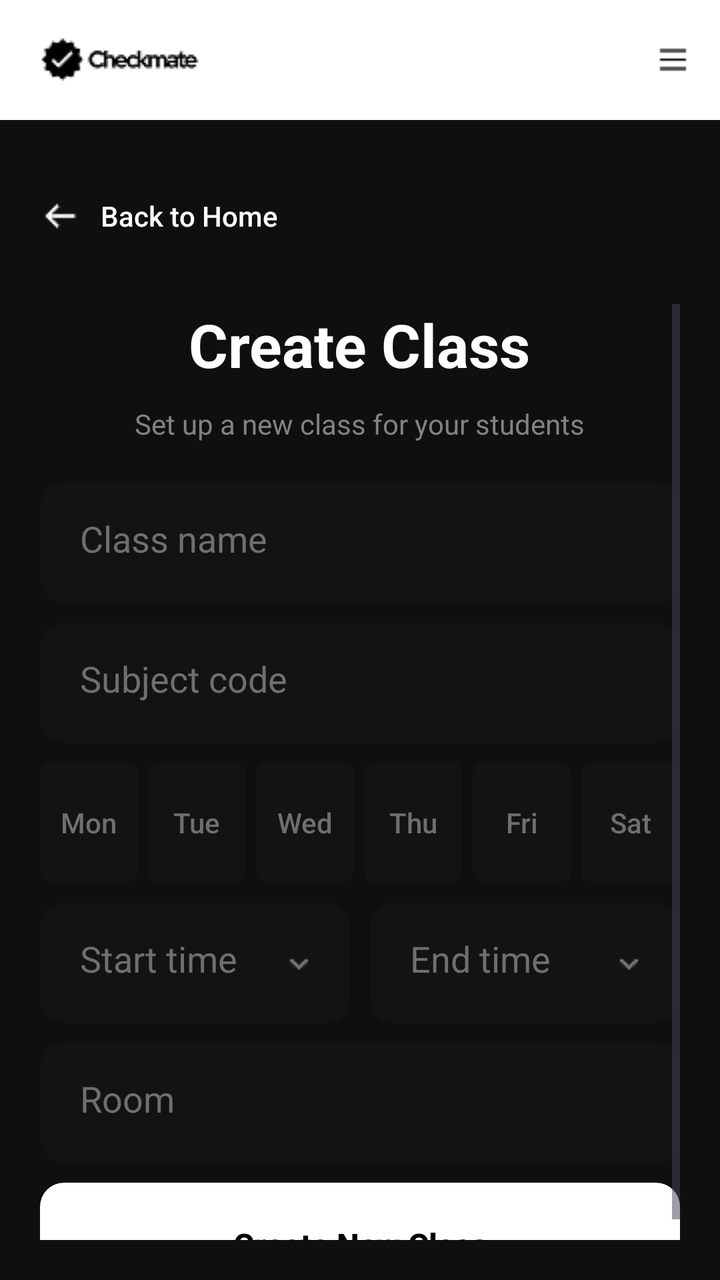
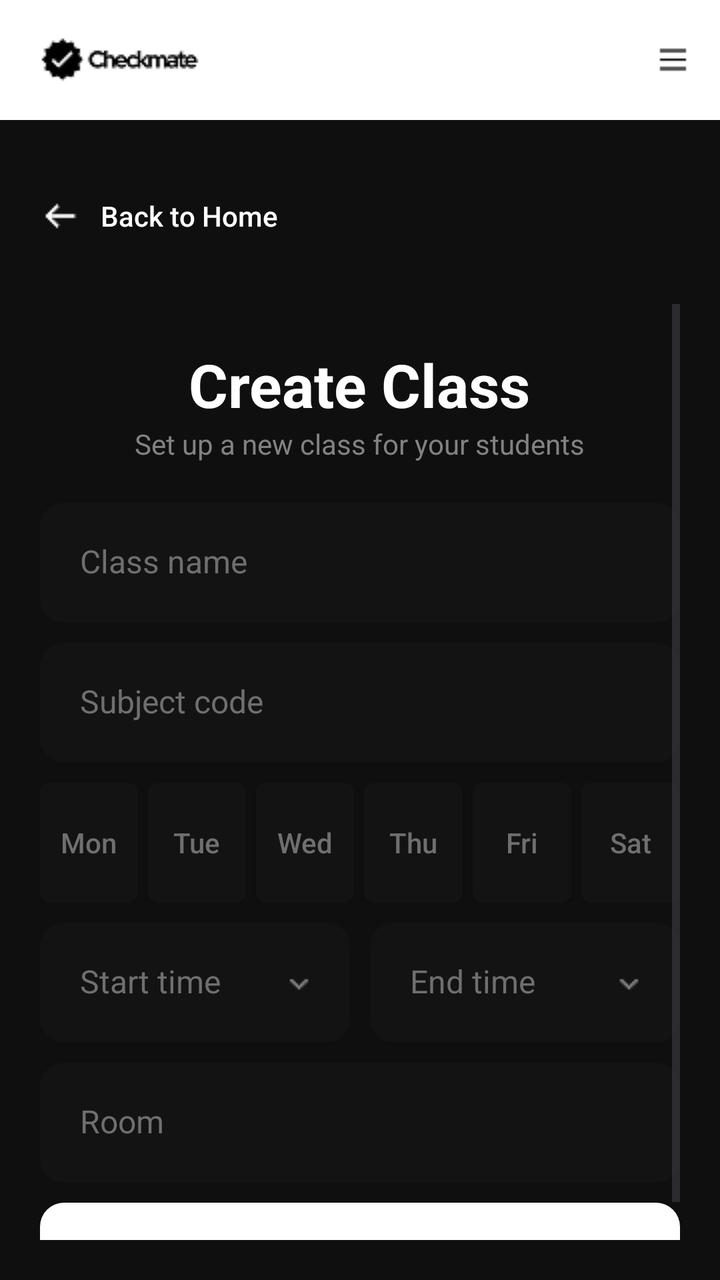

Before-and-after screenshots of an Android layout around one commit, followed by the original layout XML and the change that was made.
<!-- AndroidManifest.xml: application theme Theme.AuthTest -->
<!-- res/layout/activity_create_class.xml -->
<?xml version="1.0" encoding="utf-8"?>
<androidx.drawerlayout.widget.DrawerLayout
    xmlns:android="http://schemas.android.com/apk/res/android"
    xmlns:app="http://schemas.android.com/apk/res-auto"
    android:id="@+id/main"
    android:layout_width="match_parent"
    android:layout_height="match_parent"
    android:background="#0F0F0F"
    android:fitsSystemWindows="true">

    
    <LinearLayout
        android:layout_width="match_parent"
        android:layout_height="match_parent"
        android:orientation="vertical">

        
        <RelativeLayout
            android:layout_width="match_parent"
            android:layout_height="60dp"
            android:background="#FFFFFF">

            <ImageView
                android:id="@+id/header_logo"
                android:layout_width="wrap_content"
                android:layout_height="wrap_content"
                android:layout_alignParentStart="true"
                android:layout_centerVertical="true"
                android:layout_marginStart="16dp"
                android:src="@drawable/header_logo"
                android:contentDescription="Logo" />

            <ImageView
                android:id="@+id/hamburger_icon"
                android:layout_width="wrap_content"
                android:layout_height="wrap_content"
                android:layout_alignParentEnd="true"
                android:layout_centerVertical="true"
                android:layout_marginEnd="16dp"
                android:src="@drawable/hamburger_icon"
                android:contentDescription="Menu" />

        </RelativeLayout>

        
        <LinearLayout
            android:paddingStart="20dp"
            android:paddingTop="24dp"
            android:layout_width="match_parent"
            android:layout_height="wrap_content">

            <androidx.appcompat.widget.AppCompatButton
                android:id="@+id/backButton"
                android:text="Back to Home"
                android:textAllCaps="false"
                android:textColor="#FFFFFF"
                android:background="@android:color/transparent"
                android:drawableStart="@drawable/left_arrow"
                android:drawablePadding="10dp"
                android:layout_width="wrap_content"
                android:layout_height="wrap_content" />
        </LinearLayout>

        
        <ScrollView
            android:layout_width="match_parent"
            android:layout_height="0dp"
            android:layout_weight="1"
            android:padding="20dp">

            <LinearLayout
                android:orientation="vertical"
                android:layout_width="match_parent"
                android:layout_height="wrap_content"
                android:gravity="center_horizontal">

                
                <TextView
                    android:id="@+id/createClassHeader"
                    android:text="Create Class"
                    android:textColor="#FFFFFF"
                    android:textStyle="bold"
                    android:textSize="30sp"
                    android:layout_width="wrap_content"
                    android:layout_height="wrap_content"
                    android:layout_marginBottom="10dp" />

                
                <TextView
                    android:id="@+id/createClassDescription"
                    android:text="Set up a new class for your students"
                    android:textColor="#828282"
                    android:textAlignment="center"
                    android:layout_width="wrap_content"
                    android:layout_height="wrap_content"
                    android:layout_marginBottom="20dp" />

                
                <EditText
                    android:id="@+id/classNameInput"
                    android:hint="Class name"
                    android:textColor="#FFFFFF"
                    android:textColorHint="#6F6F6F"
                    android:background="@drawable/form_border"
                    android:padding="20dp"
                    android:singleLine="true"
                    android:layout_width="match_parent"
                    android:layout_height="60dp"
                    android:layout_marginBottom="10dp"/>

                
                <EditText
                    android:id="@+id/subjectCodeInput"
                    android:hint="Subject code"
                    android:textColor="#FFFFFF"
                    android:textColorHint="#6F6F6F"
                    android:background="@drawable/form_border"
                    android:padding="20dp"
                    android:singleLine="true"
                    android:layout_width="match_parent"
                    android:layout_height="60dp"
                    android:layout_marginBottom="10dp"/>

                
                <LinearLayout
                    android:orientation="horizontal"
                    android:gravity="center"
                    android:layout_width="match_parent"
                    android:layout_height="wrap_content"
                    android:layout_marginBottom="10dp">

                    <ToggleButton
                        android:id="@+id/monToggle"
                        android:textOn="Mon"
                        android:textOff="Mon"
                        android:background="@drawable/toggle_buttons"
                        android:textColor="#6F6F6F"
                        android:layout_weight="1"
                        android:layout_width="0dp"
                        android:layout_height="60dp"
                        android:textAllCaps="false"
                        android:layout_marginEnd="5dp"/>

                    <ToggleButton
                        android:id="@+id/tueToggle"
                        android:textOn="Tue"
                        android:textOff="Tue"
                        android:background="@drawable/toggle_buttons"
                        android:textColor="#6F6F6F"
                        android:layout_weight="1"
                        android:layout_width="0dp"
                        android:layout_height="60dp"
                        android:textAllCaps="false"
                        android:layout_marginEnd="5dp"/>

                    <ToggleButton
                        android:id="@+id/wedToggle"
                        android:textOn="Wed"
                        android:textOff="Wed"
                        android:background="@drawable/toggle_buttons"
                        android:textColor="#6F6F6F"
                        android:layout_weight="1"
                        android:layout_width="0dp"
                        android:layout_height="60dp"
                        android:textAllCaps="false"
                        android:layout_marginEnd="5dp"/>

                    <ToggleButton
                        android:id="@+id/thuToggle"
                        android:textOn="Thu"
                        android:textOff="Thu"
                        android:background="@drawable/toggle_buttons"
                        android:textColor="#6F6F6F"
                        android:layout_weight="1"
                        android:layout_width="0dp"
                        android:layout_height="60dp"
                        android:textAllCaps="false"
                        android:layout_marginEnd="5dp"/>

                    <ToggleButton
                        android:id="@+id/friToggle"
                        android:textOn="Fri"
                        android:textOff="Fri"
                        android:background="@drawable/toggle_buttons"
                        android:textColor="#6F6F6F"
                        android:layout_weight="1"
                        android:layout_width="0dp"
                        android:layout_height="60dp"
                        android:textAllCaps="false"
                        android:layout_marginEnd="5dp"/>

                    <ToggleButton
                        android:id="@+id/satToggle"
                        android:textOn="Sat"
                        android:textOff="Sat"
                        android:background="@drawable/toggle_buttons"
                        android:textColor="#6F6F6F"
                        android:layout_weight="1"
                        android:layout_width="0dp"
                        android:layout_height="60dp"
                        android:textAllCaps="false"/>
                </LinearLayout>

                
                <LinearLayout
                    android:orientation="horizontal"
                    android:layout_width="match_parent"
                    android:layout_height="wrap_content"
                    android:layout_marginBottom="10dp"
                    android:gravity="center">

                    <AutoCompleteTextView
                        android:id="@+id/startTimeInput"
                        android:hint="Start time"
                        android:textColor="#FFFFFF"
                        android:textColorHint="#6F6F6F"
                        android:background="@drawable/form_border"
                        android:padding="20dp"
                        android:layout_width="0dp"
                        android:layout_weight="1"
                        android:layout_height="60dp"
                        android:drawableEnd="@drawable/dropdown_icon"/>

                    <AutoCompleteTextView
                        android:id="@+id/endTimeInput"
                        android:hint="End time"
                        android:textColor="#FFFFFF"
                        android:textColorHint="#6F6F6F"
                        android:background="@drawable/form_border"
                        android:padding="20dp"
                        android:layout_width="0dp"
                        android:layout_weight="1"
                        android:layout_height="60dp"
                        android:layout_marginStart="10dp"
                        android:drawableEnd="@drawable/dropdown_icon"/>
                </LinearLayout>

                
                <EditText
                    android:id="@+id/roomInput"
                    android:hint="Room"
                    android:textColor="#FFFFFF"
                    android:textColorHint="#6F6F6F"
                    android:background="@drawable/form_border"
                    android:padding="20dp"
                    android:singleLine="true"
                    android:layout_width="match_parent"
                    android:layout_height="60dp"
                    android:layout_marginBottom="10dp"/>

                
                <androidx.appcompat.widget.AppCompatButton
                    android:id="@+id/createClassButton"
                    android:text="Create New Class"
                    android:textAllCaps="false"
                    android:textSize="16sp"
                    android:textStyle="bold"
                    android:textColor="#000000"
                    android:background="@drawable/create_account_button"
                    android:layout_width="match_parent"
                    android:layout_height="60dp"
                    android:padding="20dp"/>
            </LinearLayout>

        </ScrollView>

    </LinearLayout>

    <com.google.android.material.navigation.NavigationView
        android:id="@+id/navigation_view"
        android:layout_width="280dp"
        android:layout_height="match_parent"
        android:layout_gravity="start"
        android:fitsSystemWindows="true"
        android:background="#1A1A1A"
        app:menu="@menu/menu_drawer"
        app:headerLayout="@layout/drawer_header"
        app:itemTextColor="@color/menu_item_color"
        app:itemIconTint="@color/menu_item_color" />

</androidx.drawerlayout.widget.DrawerLayout>
<!-- res/layout/drawer_header.xml (included above) -->
<?xml version="1.0" encoding="utf-8"?>
<LinearLayout xmlns:android="http://schemas.android.com/apk/res/android"
    android:layout_width="match_parent"
    android:layout_height="200dp"
    android:orientation="vertical"
    android:gravity="bottom"
    android:padding="20dp"
    android:background="#0F0F0F">

    <ImageView
        android:id="@+id/drawer_user_avatar"
        android:layout_width="60dp"
        android:layout_height="60dp"
        android:src="@drawable/default_avatar"
        android:contentDescription="user_avatar"
        android:layout_marginBottom="15dp" />

    <TextView
        android:id="@+id/drawer_user_name"
        android:layout_width="wrap_content"
        android:layout_height="wrap_content"
        android:text="User Name"
        android:textColor="#FFFFFF"
        android:textSize="18sp"
        android:textStyle="bold"
        android:layout_marginBottom="5dp" />

    <TextView
        android:id="@+id/drawer_user_email"
        android:layout_width="wrap_content"
        android:layout_height="wrap_content"
        android:text="user@example.com"
        android:textColor="#828282"
        android:textSize="12sp" />

</LinearLayout>
<!-- resources referenced by this layout -->
<resources>
  <!-- drawable create_account_button (drawable) -->
  <?xml version="1.0" encoding="utf-8"?>
  <shape xmlns:android="http://schemas.android.com/apk/res/android"
      android:shape="rectangle">
      <solid android:color="#FFFFFF" />
      <corners android:radius="12dp" />
  </shape>
  <!-- drawable default_avatar (drawable) -->
  <?xml version="1.0" encoding="utf-8"?>
  <vector xmlns:android="http://schemas.android.com/apk/res/android"
      android:width="24dp"
      android:height="24dp"
      android:viewportWidth="24"
      android:viewportHeight="24">
      <path
          android:fillColor="#FFFFFF"
          android:pathData="M12,12c2.21,0 4,-1.79 4,-4s-1.79,-4 -4,-4 -4,1.79 -4,4 1.79,4 4,4zm0,2c-2.67,0 -8,1.34 -8,4v2h16v-2c0,-2.66 -5.33,-4 -8,-4z" />
  </vector>
  <!-- drawable dropdown_icon: png bitmap (drawable, 294 bytes) -->
  <!-- drawable form_border (drawable) -->
  <?xml version="1.0" encoding="utf-8"?>
  <shape xmlns:android="http://schemas.android.com/apk/res/android"
      android:shape="rectangle">
      <solid android:color="#131313" />
      <corners android:radius="12dp" />
  </shape>
  <!-- drawable hamburger_icon: png bitmap (drawable, 198 bytes) -->
  <!-- drawable header_logo: png bitmap (drawable, 1337 bytes) -->
  <!-- drawable left_arrow: png bitmap (drawable, 316 bytes) -->
  <!-- drawable toggle_buttons (drawable) -->
  <?xml version="1.0" encoding="utf-8"?>
  <selector xmlns:android="http://schemas.android.com/apk/res/android">
      <item android:state_checked="true">
          <shape android:shape="rectangle">
              <solid android:color="#FFFFFF" />
              <corners android:radius="5dp" />
          </shape>
      </item>
      <item android:state_checked="false">
          <shape android:shape="rectangle">
              <solid android:color="#131313" />
              <corners android:radius="5dp" />
          </shape>
      </item>
  </selector>
  <style name="Theme.AuthTest" parent="Base.Theme.AuthTest" />
  <style name="Base.Theme.AuthTest" parent="Theme.Material3.DayNight.NoActionBar">
          
          
      </style>
</resources>

<!-- the commit's change to res/layout/activity_create_class.xml (unified diff, before → after) -->
@@ -72,6 +72,7 @@
                 android:orientation="vertical"
                 android:layout_width="match_parent"
                 android:layout_height="wrap_content"
+                android:layout_marginTop="20dp"
                 android:gravity="center_horizontal">
 
                 
@@ -82,8 +83,7 @@
                     android:textStyle="bold"
                     android:textSize="30sp"
                     android:layout_width="wrap_content"
-                    android:layout_height="wrap_content"
-                    android:layout_marginBottom="10dp" />
+                    android:layout_height="wrap_content" />
 
                 
                 <TextView
@@ -100,6 +100,7 @@
                     android:id="@+id/classNameInput"
                     android:hint="Class name"
                     android:textColor="#FFFFFF"
+                    android:textSize="16sp"
                     android:textColorHint="#6F6F6F"
                     android:background="@drawable/form_border"
                     android:padding="20dp"
@@ -113,6 +114,7 @@
                     android:id="@+id/subjectCodeInput"
                     android:hint="Subject code"
                     android:textColor="#FFFFFF"
+                    android:textSize="16sp"
                     android:textColorHint="#6F6F6F"
                     android:background="@drawable/form_border"
                     android:padding="20dp"
@@ -213,6 +215,7 @@
                         android:id="@+id/startTimeInput"
                         android:hint="Start time"
                         android:textColor="#FFFFFF"
+                        android:textSize="16sp"
                         android:textColorHint="#6F6F6F"
                         android:background="@drawable/form_border"
                         android:padding="20dp"
@@ -225,6 +228,7 @@
                         android:id="@+id/endTimeInput"
                         android:hint="End time"
                         android:textColor="#FFFFFF"
+                        android:textSize="16sp"
                         android:textColorHint="#6F6F6F"
                         android:background="@drawable/form_border"
                         android:padding="20dp"
@@ -240,6 +244,7 @@
                     android:id="@+id/roomInput"
                     android:hint="Room"
                     android:textColor="#FFFFFF"
+                    android:textSize="16sp"
                     android:textColorHint="#6F6F6F"
                     android:background="@drawable/form_border"
                     android:padding="20dp"
